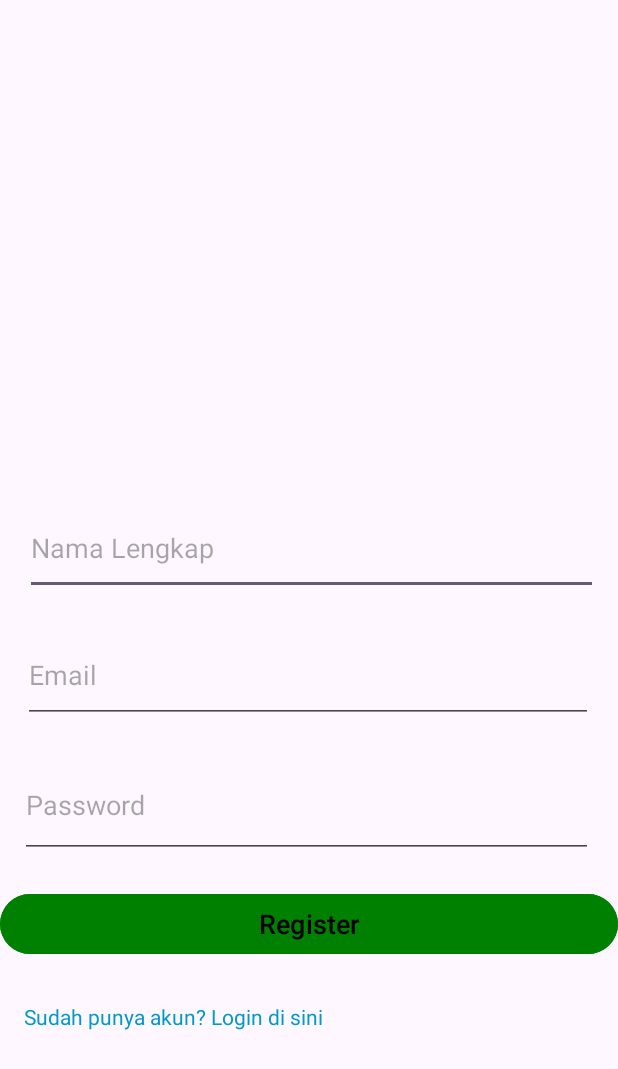
After one commit to mandogntg2812/UKK2025_XIPPLG1_7493, an Android app: the register screen opened directly, with no data from a screen before it, on a phone screen of 412 x 824 dp. The commit adds this screen. Shown: the top 1069 px of the screen. Run offline under Robolectric (Android 15) with nearby library versions, the phone set to English and light mode, and no system bars.

Commit message:
update baru layout

```diff
--- /dev/null
+++ b/app/src/main/java/com/example/ukk_armando/register.kt
@@ -0,0 +1,11 @@
+package com.example.ukk_armando
+
+import android.os.Bundle
+import androidx.appcompat.app.AppCompatActivity
+
+class register : AppCompatActivity() {
+    override fun onCreate(savedInstanceState: Bundle?) {
+        super.onCreate(savedInstanceState)
+        setContentView(R.layout.activity_register)
+    }
+}
--- /dev/null
+++ b/app/src/main/res/layout/activity_register.xml
@@ -0,0 +1,72 @@
+<?xml version="1.0" encoding="utf-8"?>
+<androidx.constraintlayout.widget.ConstraintLayout xmlns:android="http://schemas.android.com/apk/res/android"
+    xmlns:app="http://schemas.android.com/apk/res-auto"
+    xmlns:tools="http://schemas.android.com/tools"
+    android:layout_width="match_parent"
+    android:layout_height="match_parent"
+    tools:context=".register">
+
+
+    <EditText
+        android:id="@+id/etName"
+        android:layout_width="382dp"
+        android:layout_height="62dp"
+        android:hint="Nama Lengkap"
+        app:layout_constraintBottom_toTopOf="@+id/etEmail"
+        app:layout_constraintEnd_toEndOf="parent"
+        app:layout_constraintHorizontal_bias="0.551"
+        app:layout_constraintStart_toStartOf="parent"
+        app:layout_constraintTop_toTopOf="parent"
+        app:layout_constraintVertical_bias="0.94" />
+
+    <EditText
+        android:id="@+id/etEmail"
+        android:layout_width="380dp"
+        android:layout_height="64dp"
+        android:layout_marginBottom="20dp"
+        android:hint="Email"
+        app:layout_constraintBottom_toTopOf="@+id/etPassword"
+        app:layout_constraintEnd_toEndOf="parent"
+        app:layout_constraintHorizontal_bias="0.483"
+        app:layout_constraintStart_toStartOf="parent" />
+
+    <EditText
+        android:id="@+id/etPassword"
+        android:layout_width="382dp"
+        android:layout_height="70dp"
+        android:layout_marginBottom="20dp"
+        android:hint="Password"
+        android:inputType="textPassword"
+        app:layout_constraintBottom_toTopOf="@+id/btnRegister"
+        app:layout_constraintEnd_toEndOf="parent"
+        app:layout_constraintHorizontal_bias="0.448"
+        app:layout_constraintStart_toStartOf="parent" />
+
+    <Button
+        android:id="@+id/btnRegister"
+        android:layout_width="match_parent"
+        android:layout_height="wrap_content"
+        android:layout_marginBottom="184dp"
+        android:backgroundTint="#008000"
+        android:text="Register"
+        android:textColor="@color/black"
+        android:textSize="18dp"
+        app:layout_constraintBottom_toBottomOf="parent"
+        app:layout_constraintEnd_toEndOf="parent"
+        app:layout_constraintHorizontal_bias="0.0"
+        app:layout_constraintStart_toStartOf="parent" />
+
+    <TextView
+        android:id="@+id/tvLogin"
+        android:layout_width="wrap_content"
+        android:layout_height="wrap_content"
+        android:text="Sudah punya akun? Login di sini"
+        android:textColor="@android:color/holo_blue_dark"
+        app:layout_constraintBottom_toBottomOf="parent"
+        app:layout_constraintEnd_toEndOf="parent"
+        app:layout_constraintHorizontal_bias="0.075"
+        app:layout_constraintStart_toStartOf="parent"
+        app:layout_constraintTop_toBottomOf="@+id/btnRegister"
+        app:layout_constraintVertical_bias="0.17" />
+
+</androidx.constraintlayout.widget.ConstraintLayout>
--- a/app/src/main/res/values/strings.xml
+++ b/app/src/main/res/values/strings.xml
@@ -1,3 +1,8 @@
 <resources>
     <string name="app_name">ukk_armando</string>
+    <string name="welcome_title"><b>TO DO LIST</b></string>
+    <string name="welcome_teks"><u>BUAT TUGAS</u><b>TEPAT WAKTU!</b></string>
+    <string name="description"><b>TO DO LIST</b> bantu kamu bikin jadwal tugas jadi lebih gampang</string>
+    <string name="waktu">Waktu</string>
+
 </resources>
```
Also changed, not shown: app/src/main/AndroidManifest.xml (+12 -0 lines), app/src/main/java/com/example/ukk_armando/kegiatan.kt (added, +11 -0 lines), app/src/main/java/com/example/ukk_armando/login.kt (added, +11 -0 lines), app/src/main/java/com/example/ukk_armando/welcome.kt (added, +11 -0 lines), app/src/main/res/layout/activity_kegiatan.xml (added, +62 -0 lines), app/src/main/res/layout/activity_login.xml (added, +60 -0 lines), app/src/main/res/layout/activity_welcome.xml (added, +49 -0 lines).
